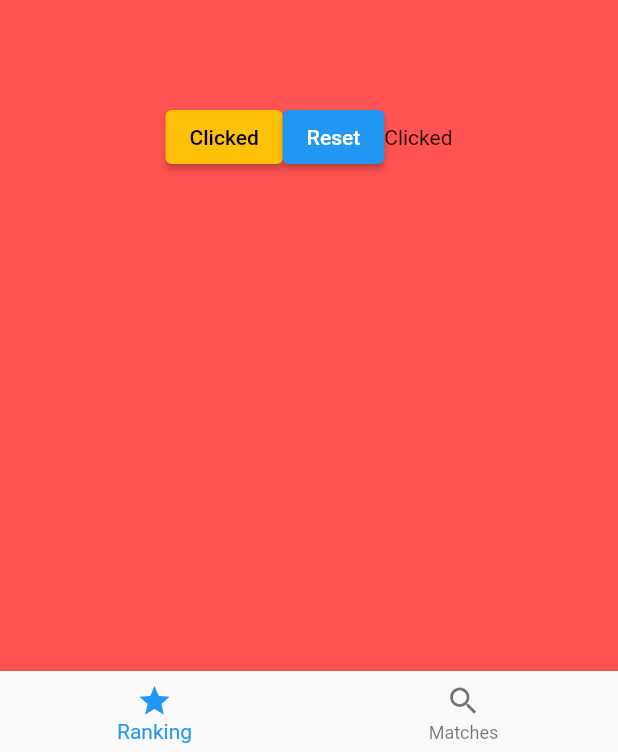
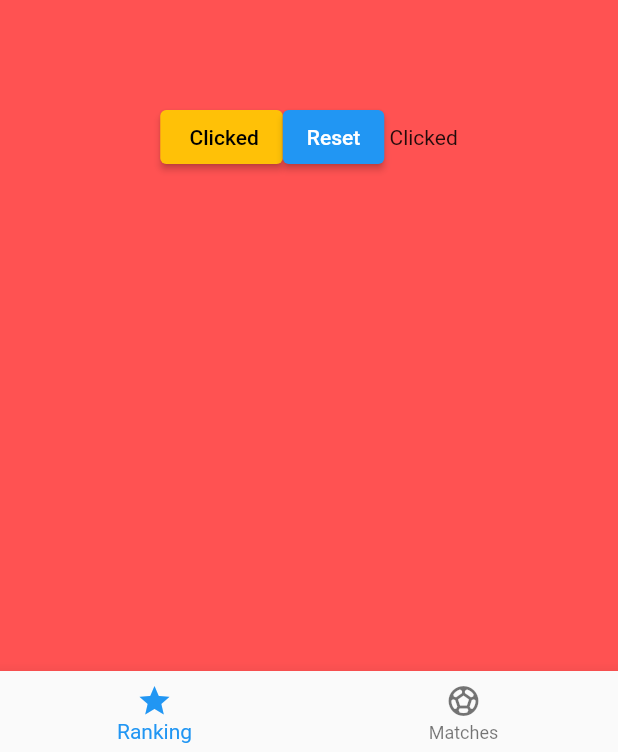
Before and after one commit to valeman100/futbolito, a Flutter app: the HomePage screen opened by its route, after a tap on "Click Me", on a phone screen of 412 x 824 dp. Shown: the part 481-1233 px from the top of the screen. Run offline on Flutter 3.47's test engine with Material 2 defaults, Android fonts, the phone set to English and light mode, and no system bars.

Commit message:
add variables pass and icons

```diff
--- a/lib/first_page.dart
+++ b/lib/first_page.dart
@@ -1,5 +1,6 @@
 import 'package:flutter/material.dart';
 
+import 'home_page.dart';
 import 'main.dart';
 
 //import 'package:your_database_library/database.dart';
--- a/lib/home_page.dart
+++ b/lib/home_page.dart
@@ -2,7 +2,8 @@ import 'package:flutter/material.dart';
 
 
 class HomePage extends StatefulWidget {
-  HomePage({Key? key, selectedName}) : super(key: key);
+  final String selectedName;
+  const HomePage({Key? key, required this.selectedName}) : super(key: key);
   @override
   _HomePage createState() => _HomePage();
 }
@@ -11,6 +12,8 @@ class _HomePage extends State<HomePage> {
   String buttonName = 'Click Me';
   int currentIndex = 0;
   bool _isClicked = false;
+
+  String get selectedName => widget.selectedName;
 
   @override
   Widget build(BuildContext context) {
@@ -36,7 +39,7 @@ class _HomePage extends State<HomePage> {
                   ),
                   onPressed: () {
                     setState(() {
-                      buttonName = 'Clicked';
+                      buttonName = '$selectedName Clicked';
                     });
                   },
                   child: Text(buttonName),
@@ -60,7 +63,7 @@ class _HomePage extends State<HomePage> {
             },
             child: _isClicked
                 ? Image.asset('images/download.png')
-                : Image.asset('images/User Cover.png')),
+                : Image.asset('images/first.png')),
       ),
       bottomNavigationBar: BottomNavigationBar(
         type: BottomNavigationBarType.fixed,
@@ -71,7 +74,7 @@ class _HomePage extends State<HomePage> {
             label: 'Ranking',
           ),
           BottomNavigationBarItem(
-            icon: Icon(Icons.search),
+            icon: Icon(Icons.sports_soccer_sharp),
             label: 'Matches',
           ),
         ],
--- a/lib/main.dart
+++ b/lib/main.dart
@@ -22,7 +22,7 @@ class _MyAppState extends State<MyApp> {
       // displays the name list page when the app is opened
       routes: {
         // adds a route to the home page
-        '/home': (context) => HomePage(),
+        '/home': (context) => const HomePage(selectedName: '',),
       },
     );
   }
```
